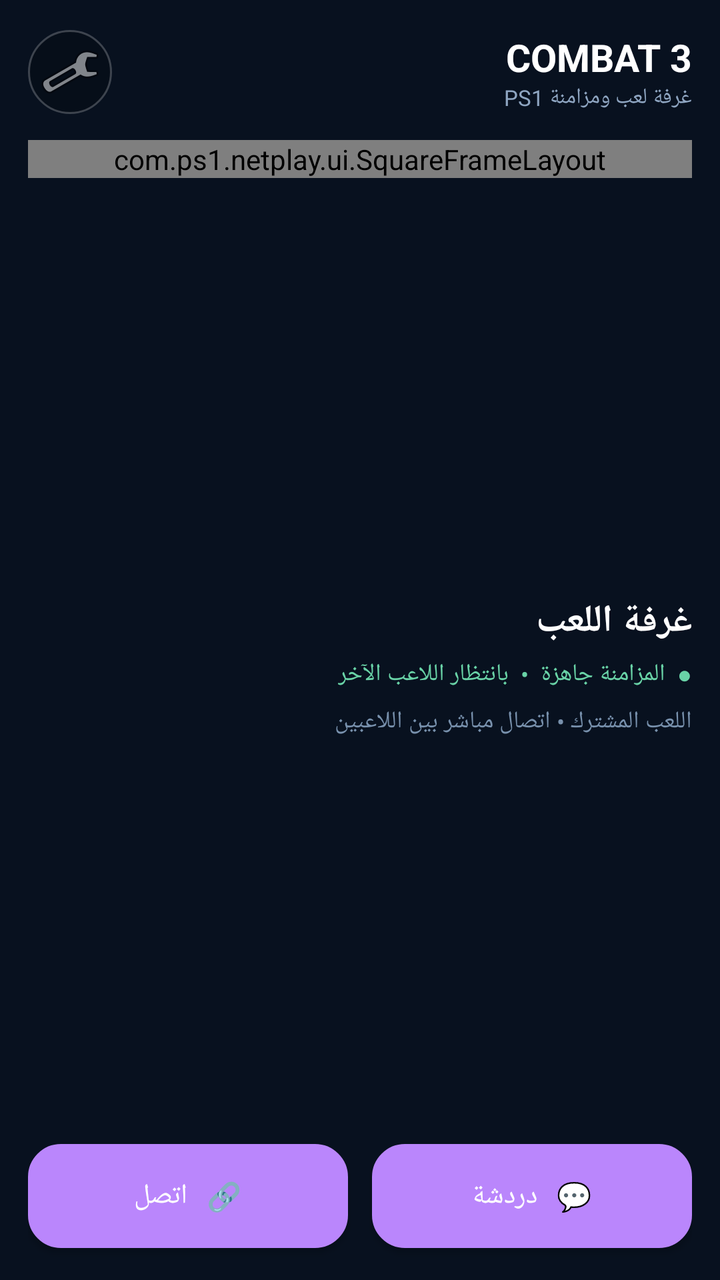
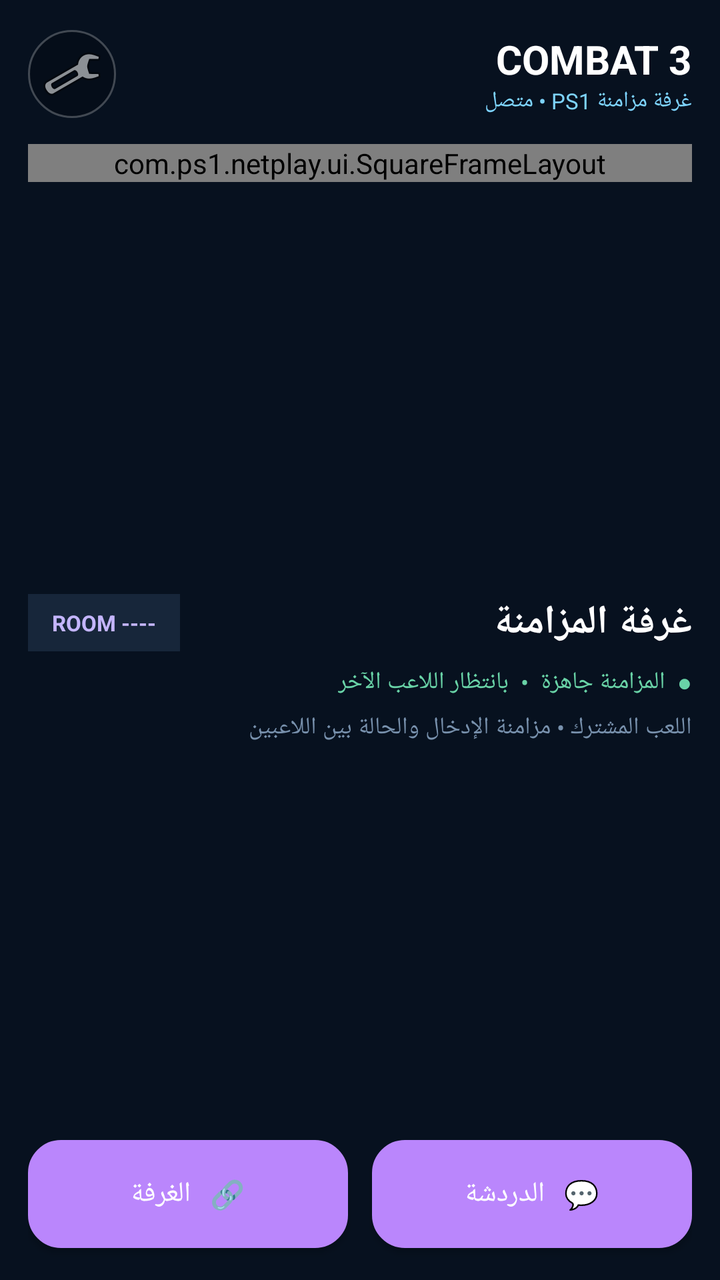

The first picture is an Android layout as it rendered before a commit; the second is the same layout after the commit. The layout source and the unified diff follow.
<!-- AndroidManifest.xml: application theme Theme.PS1Netplay.Fullscreen -->
<!-- res/layout/activity_main.xml -->
<?xml version="1.0" encoding="utf-8"?>
<FrameLayout xmlns:android="http://schemas.android.com/apk/res/android"
    android:id="@+id/main_root"
    android:layout_width="match_parent"
    android:layout_height="match_parent"
    android:layoutDirection="rtl"
    android:background="#08111F">

    <LinearLayout
        android:layout_width="match_parent"
        android:layout_height="match_parent"
        android:orientation="vertical"
        android:paddingStart="14dp"
        android:paddingEnd="14dp"
        android:paddingTop="10dp"
        android:paddingBottom="10dp">

        <LinearLayout
            android:layout_width="match_parent"
            android:layout_height="52dp"
            android:gravity="center_vertical"
            android:orientation="horizontal">
            <LinearLayout
                android:layout_width="0dp"
                android:layout_height="match_parent"
                android:layout_weight="1"
                android:gravity="center_vertical"
                android:orientation="vertical">
                <TextView
                    android:layout_width="wrap_content"
                    android:layout_height="wrap_content"
                    android:text="COMBAT 3"
                    android:textColor="#FFFFFF"
                    android:textSize="19sp"
                    android:textStyle="bold" />
                <TextView
                    android:layout_width="wrap_content"
                    android:layout_height="wrap_content"
                    android:text="غرفة لعب ومزامنة PS1"
                    android:textColor="#8FA6C2"
                    android:textSize="11sp" />
            </LinearLayout>
            <ImageButton
                android:id="@+id/btn_discrete_settings"
                android:layout_width="42dp"
                android:layout_height="42dp"
                android:background="@drawable/bg_round_discrete"
                android:contentDescription="الإعدادات"
                android:src="@android:drawable/ic_menu_manage"
                android:alpha="0.82" />
        </LinearLayout>

        <com.ps1.netplay.ui.SquareFrameLayout
            android:id="@+id/game_view_container"
            android:layout_width="match_parent"
            android:layout_height="wrap_content"
            android:layout_gravity="center_horizontal"
            android:layout_marginTop="8dp"
            android:background="#000000">
            <TextView
                android:id="@+id/game_empty_state"
                android:layout_width="match_parent"
                android:layout_height="match_parent"
                android:gravity="center"
                android:text="🎮\nCombat 3\n\nأضف اللعبة من الإعدادات لبدء اللعب"
                android:textColor="#FFFFFF"
                android:textSize="16sp"
                android:lineSpacingExtra="5dp" />
        </com.ps1.netplay.ui.SquareFrameLayout>

        <LinearLayout
            android:layout_width="match_parent"
            android:layout_height="0dp"
            android:layout_weight="1"
            android:layout_marginTop="12dp"
            android:gravity="center_vertical"
            android:orientation="vertical">
            <TextView
                android:layout_width="wrap_content"
                android:layout_height="wrap_content"
                android:text="غرفة اللعب"
                android:textColor="#FFFFFF"
                android:textSize="19sp"
                android:textStyle="bold" />
            <TextView
                android:layout_width="wrap_content"
                android:layout_height="wrap_content"
                android:layout_marginTop="5dp"
                android:text="●  المزامنة جاهزة  •  بانتظار اللاعب الآخر"
                android:textColor="#69D3A7"
                android:textSize="12sp" />
            <TextView
                android:layout_width="wrap_content"
                android:layout_height="wrap_content"
                android:layout_marginTop="7dp"
                android:text="اللعب المشترك • اتصال مباشر بين اللاعبين"
                android:textColor="#7891AD"
                android:textSize="12sp" />
        </LinearLayout>

        <LinearLayout
            android:layout_width="match_parent"
            android:layout_height="64dp"
            android:gravity="center"
            android:orientation="horizontal">
            <Button
                android:id="@+id/btn_chat"
                android:layout_width="0dp"
                android:layout_height="52dp"
                android:layout_weight="1"
                android:layout_marginEnd="6dp"
                android:background="@drawable/bg_room_button"
                android:text="💬  دردشة"
                android:textColor="#FFFFFF"
                android:textSize="14sp"
                android:textAllCaps="false" />
            <Button
                android:id="@+id/btn_connect"
                android:layout_width="0dp"
                android:layout_height="52dp"
                android:layout_weight="1"
                android:layout_marginStart="6dp"
                android:background="@drawable/bg_connect_button"
                android:text="🔗  اتصل"
                android:textColor="#FFFFFF"
                android:textSize="14sp"
                android:textAllCaps="false" />
        </LinearLayout>
    </LinearLayout>
</FrameLayout>
<!-- resources referenced by this layout -->
<resources>
  <!-- drawable bg_connect_button (drawable) -->
  <?xml version="1.0" encoding="utf-8"?>
  <shape xmlns:android="http://schemas.android.com/apk/res/android" android:shape="rectangle">
      <solid android:color="#176B5A" />
      <stroke android:width="1dp" android:color="#2D9C83" />
      <corners android:radius="16dp" />
      <padding android:left="12dp" android:top="2dp" android:right="12dp" android:bottom="2dp" />
  </shape>
  <!-- drawable bg_room_button (drawable) -->
  <?xml version="1.0" encoding="utf-8"?>
  <shape xmlns:android="http://schemas.android.com/apk/res/android" android:shape="rectangle">
      <solid android:color="#14243A" />
      <stroke android:width="1dp" android:color="#28415F" />
      <corners android:radius="16dp" />
      <padding android:left="12dp" android:top="2dp" android:right="12dp" android:bottom="2dp" />
  </shape>
  <!-- drawable bg_round_discrete (drawable) -->
  <?xml version="1.0" encoding="utf-8"?>
  <shape xmlns:android="http://schemas.android.com/apk/res/android"
      android:shape="oval">
      <solid android:color="#33000000" />
      <stroke
          android:width="1dp"
          android:color="#44FFFFFF" />
  </shape>
  <style name="Theme.PS1Netplay.Fullscreen" parent="Theme.MaterialComponents.NoActionBar">
          <item name="android:windowFullscreen">true</item>
          <item name="android:windowContentOverlay">@null</item>
          <item name="android:statusBarColor">@color/black</item>
          <item name="android:navigationBarColor">@color/black</item>
          <item name="android:windowBackground">@color/black</item>
      </style>
  <color name="black">#FF000000</color>
</resources>

<!-- the commit's change to res/layout/activity_main.xml (unified diff, before → after) -->
@@ -4,7 +4,7 @@
     android:layout_width="match_parent"
     android:layout_height="match_parent"
     android:layoutDirection="rtl"
-    android:background="#08111F">
+    android:background="#07111F">
 
     <LinearLayout
         android:layout_width="match_parent"
@@ -17,7 +17,7 @@
 
         <LinearLayout
             android:layout_width="match_parent"
-            android:layout_height="52dp"
+            android:layout_height="54dp"
             android:gravity="center_vertical"
             android:orientation="horizontal">
             <LinearLayout
@@ -31,23 +31,24 @@
                     android:layout_height="wrap_content"
                     android:text="COMBAT 3"
                     android:textColor="#FFFFFF"
-                    android:textSize="19sp"
+                    android:textSize="20sp"
                     android:textStyle="bold" />
                 <TextView
+                    android:id="@+id/txt_room_subtitle"
                     android:layout_width="wrap_content"
                     android:layout_height="wrap_content"
-                    android:text="غرفة لعب ومزامنة PS1"
-                    android:textColor="#8FA6C2"
+                    android:text="غرفة مزامنة PS1 • متصل"
+                    android:textColor="#7DD3FC"
                     android:textSize="11sp" />
             </LinearLayout>
             <ImageButton
                 android:id="@+id/btn_discrete_settings"
-                android:layout_width="42dp"
-                android:layout_height="42dp"
+                android:layout_width="44dp"
+                android:layout_height="44dp"
                 android:background="@drawable/bg_round_discrete"
                 android:contentDescription="الإعدادات"
                 android:src="@android:drawable/ic_menu_manage"
-                android:alpha="0.82" />
+                android:alpha="0.9" />
         </LinearLayout>
 
         <com.ps1.netplay.ui.SquareFrameLayout
@@ -62,6 +63,7 @@
                 android:layout_width="match_parent"
                 android:layout_height="match_parent"
                 android:gravity="center"
+                android:padding="24dp"
                 android:text="🎮\nCombat 3\n\nأضف اللعبة من الإعدادات لبدء اللعب"
                 android:textColor="#FFFFFF"
                 android:textSize="16sp"
@@ -72,56 +74,80 @@
             android:layout_width="match_parent"
             android:layout_height="0dp"
             android:layout_weight="1"
-            android:layout_marginTop="12dp"
-            android:gravity="center_vertical"
-            android:orientation="vertical">
+            android:layout_marginTop="14dp"
+            android:orientation="vertical"
+            android:gravity="center_vertical">
+
+            <LinearLayout
+                android:layout_width="match_parent"
+                android:layout_height="wrap_content"
+                android:gravity="center_vertical"
+                android:orientation="horizontal">
+                <TextView
+                    android:layout_width="0dp"
+                    android:layout_height="wrap_content"
+                    android:layout_weight="1"
+                    android:text="غرفة المزامنة"
+                    android:textColor="#FFFFFF"
+                    android:textSize="20sp"
+                    android:textStyle="bold" />
+                <TextView
+                    android:id="@+id/txt_room_code"
+                    android:layout_width="wrap_content"
+                    android:layout_height="wrap_content"
+                    android:background="#17263A"
+                    android:paddingStart="12dp"
+                    android:paddingEnd="12dp"
+                    android:paddingTop="7dp"
+                    android:paddingBottom="7dp"
+                    android:text="ROOM ----"
+                    android:textColor="#C4B5FD"
+                    android:textSize="11sp"
+                    android:textStyle="bold" />
+            </LinearLayout>
+
+            <TextView
+                android:id="@+id/txt_sync_status"
+                android:layout_width="wrap_content"
+                android:layout_height="wrap_content"
+                android:layout_marginTop="7dp"
+                android:text="●  المزامنة جاهزة  •  بانتظار اللاعب الآخر"
+                android:textColor="#69D3A7"
+                android:textSize="12sp" />
+
             <TextView
                 android:layout_width="wrap_content"
                 android:layout_height="wrap_content"
-                android:text="غرفة اللعب"
-                android:textColor="#FFFFFF"
-                android:textSize="19sp"
-                android:textStyle="bold" />
-            <TextView
-                android:layout_width="wrap_content"
-                android:layout_height="wrap_content"
-                android:layout_marginTop="5dp"
-                android:text="●  المزامنة جاهزة  •  بانتظار اللاعب الآخر"
-                android:textColor="#69D3A7"
-                android:textSize="12sp" />
-            <TextView
-                android:layout_width="wrap_content"
-                android:layout_height="wrap_content"
-                android:layout_marginTop="7dp"
-                android:text="اللعب المشترك • اتصال مباشر بين اللاعبين"
+                android:layout_marginTop="6dp"
+                android:text="اللعب المشترك • مزامنة الإدخال والحالة بين اللاعبين"
                 android:textColor="#7891AD"
                 android:textSize="12sp" />
         </LinearLayout>
 
         <LinearLayout
             android:layout_width="match_parent"
-            android:layout_height="64dp"
+            android:layout_height="66dp"
             android:gravity="center"
             android:orientation="horizontal">
             <Button
                 android:id="@+id/btn_chat"
                 android:layout_width="0dp"
-                android:layout_height="52dp"
+                android:layout_height="54dp"
                 android:layout_weight="1"
                 android:layout_marginEnd="6dp"
                 android:background="@drawable/bg_room_button"
-                android:text="💬  دردشة"
+                android:text="💬  الدردشة"
                 android:textColor="#FFFFFF"
                 android:textSize="14sp"
                 android:textAllCaps="false" />
             <Button
                 android:id="@+id/btn_connect"
                 android:layout_width="0dp"
-                android:layout_height="52dp"
+                android:layout_height="54dp"
                 android:layout_weight="1"
                 android:layout_marginStart="6dp"
                 android:background="@drawable/bg_connect_button"
-                android:text="🔗  اتصل"
+                android:text="🔗  الغرفة"
                 android:textColor="#FFFFFF"
                 android:textSize="14sp"
                 android:textAllCaps="false" />
